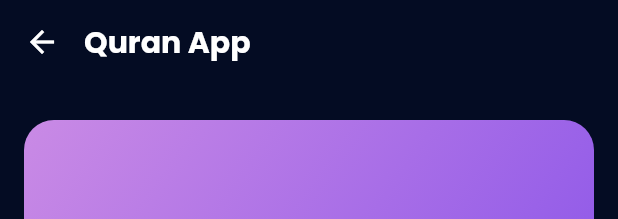
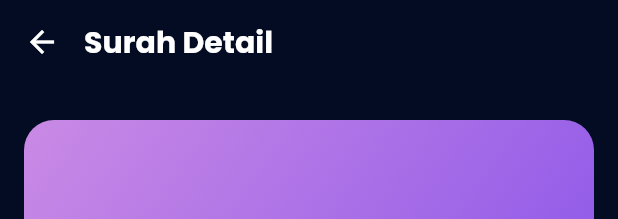
Before and after one commit to btrianurdin/quran-hub-flutter, a Flutter app: the SurahDetailPage widget shown alone on an empty page, opened directly with empty values, on a phone screen of 412 x 824 dp. Shown: the top 219 px of the screen. Run offline on Flutter 3.47's test engine with Material 3 defaults, Android fonts, the phone set to English and light mode, and no system bars; our stand-ins replace flutter_riverpod, flutter_svg, go_router, google_fonts, hive_flutter, share_plus; accounts and stored records are empty; project files that could hold a hidden picture were left out.

```diff
--- /dev/null
+++ b/lib/models/bookmark_model.dart
@@ -0,0 +1,51 @@
+import 'dart:convert';
+
+class BookmarkModel {
+  int bookmarkId;
+  int? surahId;
+  String? surahName;
+  int? numberOfVerse;
+  String? arabicText;
+  String? latinText;
+  String? translationText;
+
+  BookmarkModel({
+    required this.bookmarkId,
+    this.surahId,
+    this.surahName,
+    this.numberOfVerse,
+    this.arabicText,
+    this.latinText,
+    this.translationText,
+  });
+
+  factory BookmarkModel.fromJson(Map<String, dynamic> json) {
+    return BookmarkModel(
+      bookmarkId: json['bookmarkId'],
+      surahId: json['surahId'],
+      surahName: json['surahName'],
+      numberOfVerse: json['numberOfVerse'],
+      arabicText: json['arabicText'],
+      latinText: json['latinText'],
+      translationText: json['translationText'],
+    );
+  }
+
+  static toList(List<dynamic> data) {
+    return data.map((e) => BookmarkModel.fromJson(e)).toList();
+  }
+
+  static toJson(List<BookmarkModel> data) {
+    return json.encode(data
+        .map((e) => {
+              'bookmarkId': e.bookmarkId,
+              'surahId': e.surahId,
+              'surahName': e.surahName,
+              'numberOfVerse': e.numberOfVerse,
+              'arabicText': e.arabicText,
+              'latinText': e.latinText,
+              'translationText': e.translationText,
+            })
+        .toList());
+  }
+}
--- a/lib/modules/surah-detail/surah_detail_page.dart
+++ b/lib/modules/surah-detail/surah_detail_page.dart
@@ -1,11 +1,10 @@
 import 'package:flutter/material.dart';
 import 'package:flutter_riverpod/flutter_riverpod.dart';
 import 'package:flutter_svg/svg.dart';
-import 'package:go_router/go_router.dart';
 import 'package:quran/modules/surah-detail/components/verse_lists.dart';
 import 'package:quran/providers/surah_provider.dart';
+import 'package:quran/shared/single_scrolling_layout.dart';
 import 'package:quran/utils/font_styles.dart';
-import 'package:quran/utils/theme_color.dart';
 
 class SurahDetailPage extends StatefulWidget {
   const SurahDetailPage({super.key, required this.surahId});
@@ -17,60 +16,15 @@ class SurahDetailPage extends StatefulWidget {
 }
 
 class _SurahDetailPageState extends State<SurahDetailPage> {
-  final ScrollController _scrollController = ScrollController();
-  double _appBarOpacity = 0.0;
-
-  @override
-  void initState() {
-    _scrollController.addListener(() {
-      if (_scrollController.offset / 100 <= 1.0) {
-        setState(() {
-          _appBarOpacity = _scrollController.offset / 100;
-        });
-      }
-    });
-
-    super.initState();
-  }
-
   @override
   Widget build(BuildContext context) {
-    final surahId = widget.surahId;
+    return SingleScrollingLayout(
+      appBarTitle: 'Surah Detail',
+      child: Consumer(
+        builder: (context, ref, child) {
+          final surah = ref.watch(surahDetailProvider(widget.surahId));
 
-    return Scaffold(
-      backgroundColor: ThemeColor.background,
-      appBar: AppBar(
-        primary: true,
-        backgroundColor: ThemeColor.surface.withOpacity(_appBarOpacity),
-        surfaceTintColor: Colors.transparent,
-        titleSpacing: 0,
-        elevation: 0.0,
-        leading: IconButton(
-          icon: const Icon(
-            Icons.arrow_back,
-            color: Colors.white,
-          ),
-          onPressed: () => {context.pop()},
-          padding: EdgeInsets.zero,
-          splashColor: ThemeColor.surface,
-          highlightColor: ThemeColor.surface,
-        ),
-        title: Container(
-          padding: const EdgeInsets.symmetric(horizontal: 0),
-          child: Text(
-            'Quran App',
-            style: FontStyles.appbar,
-          ),
-        ),
-      ),
-      body: Consumer(builder: (context, ref, child) {
-        final surah = ref.watch(surahDetailProvider(surahId));
-
-        return Container(
-          padding: const EdgeInsets.symmetric(horizontal: 16),
-          child: SingleChildScrollView(
-            controller: _scrollController,
-            child: Column(
+          return Column(
             children: [
               Container(
                 width: double.infinity,
@@ -172,14 +126,13 @@ class _SurahDetailPageState extends State<SurahDetailPage> {
                   error: (error, stackTrace) => '',
                   loading: () => '',
                 ),
-                  surahId: surahId,
+                surahId: widget.surahId,
               ),
               const SizedBox(height: 20)
             ],
+          );
+        },
       ),
-          ),
-        );
-      }),
     );
   }
 }
--- a/lib/providers/surah_provider.dart
+++ b/lib/providers/surah_provider.dart
@@ -73,6 +73,7 @@ final searchTextSurahProvider = StateProvider<String>((ref) {
   return '';
 });
 
+
 final searchSurahProvider = FutureProvider<List<SurahModel>>((ref) async {
   final query = ref.watch(searchTextSurahProvider);
 
--- /dev/null
+++ b/lib/services/storage/storage_service.dart
@@ -0,0 +1,6 @@
+abstract class LocalStorageService {
+  Future<void> put(String key, String value);
+  Future<dynamic> get(String key);
+  Future<void> delete(String key);
+  Future<void> clear();
+}
--- /dev/null
+++ b/lib/shared/single_scrolling_layout.dart
@@ -0,0 +1,83 @@
+import 'package:flutter/material.dart';
+import 'package:go_router/go_router.dart';
+import 'package:quran/utils/font_styles.dart';
+import 'package:quran/utils/theme_color.dart';
+
+class SingleScrollingLayout extends StatefulWidget {
+  const SingleScrollingLayout({
+    required this.child,
+    required this.appBarTitle,
+    this.scrollingAppBarTitle,
+    super.key,
+  });
+
+  final Widget child;
+  final String appBarTitle;
+  final String? scrollingAppBarTitle;
+
+  @override
+  State<SingleScrollingLayout> createState() => _SingleScrollingLayoutState();
+}
+
+class _SingleScrollingLayoutState extends State<SingleScrollingLayout> {
+  final ScrollController _scrollController = ScrollController();
+  double _appBarOpacity = 0.0;
+  bool isScrollingActive = false;
+
+  @override
+  void initState() {
+    _scrollController.addListener(() {
+      if (_scrollController.offset / 100 <= 1.0) {
+        setState(() {
+          _appBarOpacity = _scrollController.offset / 100;
+        });
+      }
+
+      setState(() {
+        isScrollingActive = _scrollController.offset > 100;
+      });
+    });
+
+    super.initState();
+  }
+
+  @override
+  Widget build(BuildContext context) {
+    return Scaffold(
+      backgroundColor: ThemeColor.background,
+      appBar: AppBar(
+        primary: true,
+        backgroundColor: ThemeColor.surface.withOpacity(_appBarOpacity),
+        surfaceTintColor: Colors.transparent,
+        titleSpacing: 0,
+        elevation: 0.0,
+        leading: IconButton(
+          icon: const Icon(
+            Icons.arrow_back,
+            color: Colors.white,
+          ),
+          onPressed: () => {context.pop()},
+          padding: EdgeInsets.zero,
+          splashColor: ThemeColor.surface,
+          highlightColor: ThemeColor.surface,
+        ),
+        title: Container(
+          padding: const EdgeInsets.symmetric(horizontal: 0),
+          child: Text(
+            isScrollingActive
+                ? widget.scrollingAppBarTitle ?? widget.appBarTitle
+                : widget.appBarTitle,
+            style: FontStyles.appbar,
+          ),
+        ),
+      ),
+      body: Container(
+        padding: const EdgeInsets.symmetric(horizontal: 16),
+        child: SingleChildScrollView(
+          controller: _scrollController,
+          child: widget.child,
+        ),
+      ),
+    );
+  }
+}
```
Also changed, not shown: lib/main.dart (+12 -1 lines), lib/modules/surah-detail/components/verse_lists.dart (+23 -66 lines), lib/modules/surah-detail/components/verse_number_box.dart (added, +111 -0 lines), lib/providers/bookmark_provider.dart (added, +77 -0 lines), lib/services/storage/hive_storage.dart (added, +37 -0 lines). Lines whose indentation alone changed are shown as unchanged.
